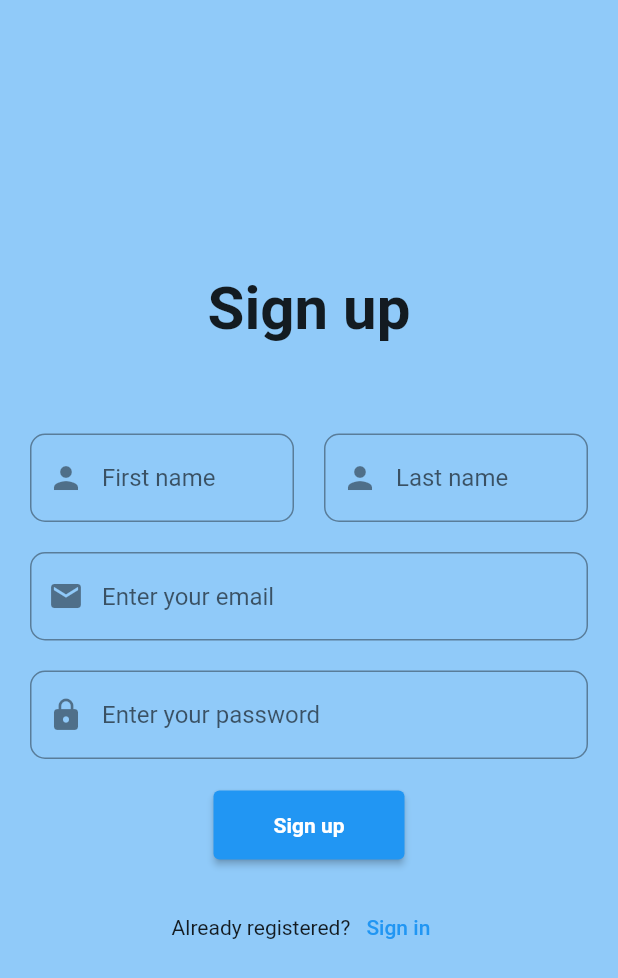
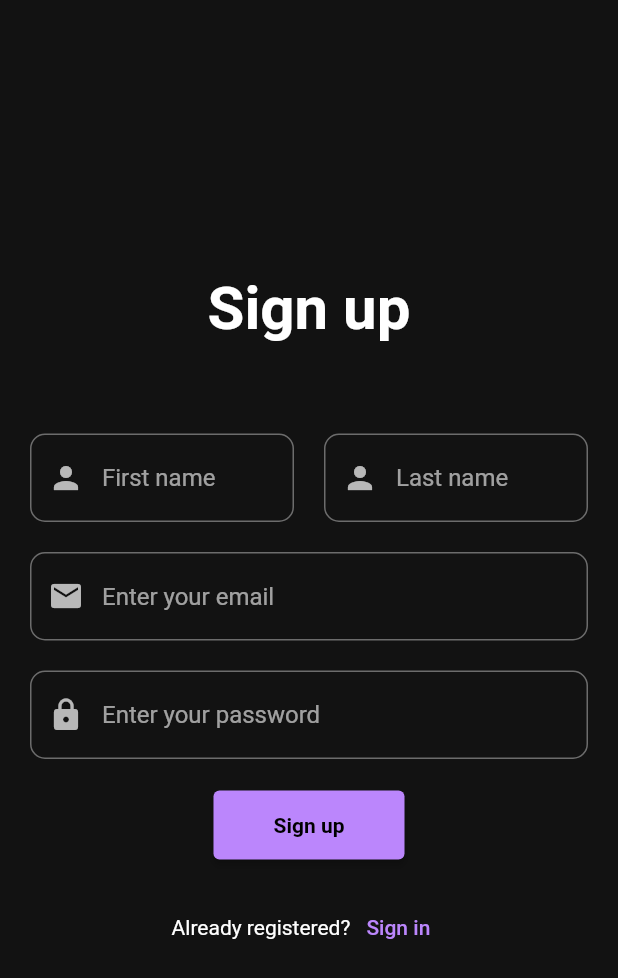
Before and after one commit to Alexander-RMIT/COSC2299_Group8_Major_Assessment, a Flutter app: the SignUp screen opened directly, on a phone screen of 412 x 824 dp. Shown: the top 978 px of the screen. Run offline on Flutter 3.47's test engine with Material 2 defaults, Android fonts, the phone set to English and light mode, and no system bars; our stand-ins replace email_validator; missing offline and left inert: dart:html.

Commit message:
Update main.dart

```diff
--- a/FrontEnd/neighborhood_doctor/lib/main.dart
+++ b/FrontEnd/neighborhood_doctor/lib/main.dart
@@ -1,8 +1,29 @@
 import 'package:flutter/material.dart';
+import './pages/navigationBar.dart';
+
+
+// Currently at time: https://youtu.be/EXBT2Pm14HQ?t=508
 
 void main() {
   runApp(const MyApp());
 }
+
+// Matierla.io darkmode color scheme
+ColorScheme defaultColorScheme = const ColorScheme(
+  primary: Color(0xffBB86FC),
+  secondary: Color(0xff03DAC6),
+  surface: Color(0xff181818),
+  background: Color(0xff121212),
+  error: Color(0xffCF6679),
+  onPrimary: Color(0xff000000),
+  onSecondary: Color(0xff000000),
+  onSurface: Color(0xffffffff),
+  onBackground: Color(0xffffffff),
+  onError: Color(0xff000000),
+  brightness: Brightness.dark,
+);
+
+
 
 class MyApp extends StatelessWidget {
   const MyApp({super.key});
@@ -12,19 +33,12 @@ class MyApp extends StatelessWidget {
   Widget build(BuildContext context) {
     return MaterialApp(
       title: 'Flutter Demo',
+      debugShowCheckedModeBanner: false,
       theme: ThemeData(
-        // This is the theme of your application.
-        //
-        // Try running your application with "flutter run". You'll see the
-        // application has a blue toolbar. Then, without quitting the app, try
-        // changing the primarySwatch below to Colors.green and then invoke
-        // "hot reload" (press "r" in the console where you ran "flutter run",
-        // or simply save your changes to "hot reload" in a Flutter IDE).
-        // Notice that the counter didn't reset back to zero; the application
-        // is not restarted.
+        colorScheme: defaultColorScheme,
         primarySwatch: Colors.blue,
       ),
-      home: const MyHomePage(title: 'Flutter Demo Home Page'),
+      home: NavigationBarLanding(),
     );
   }
 }
```
